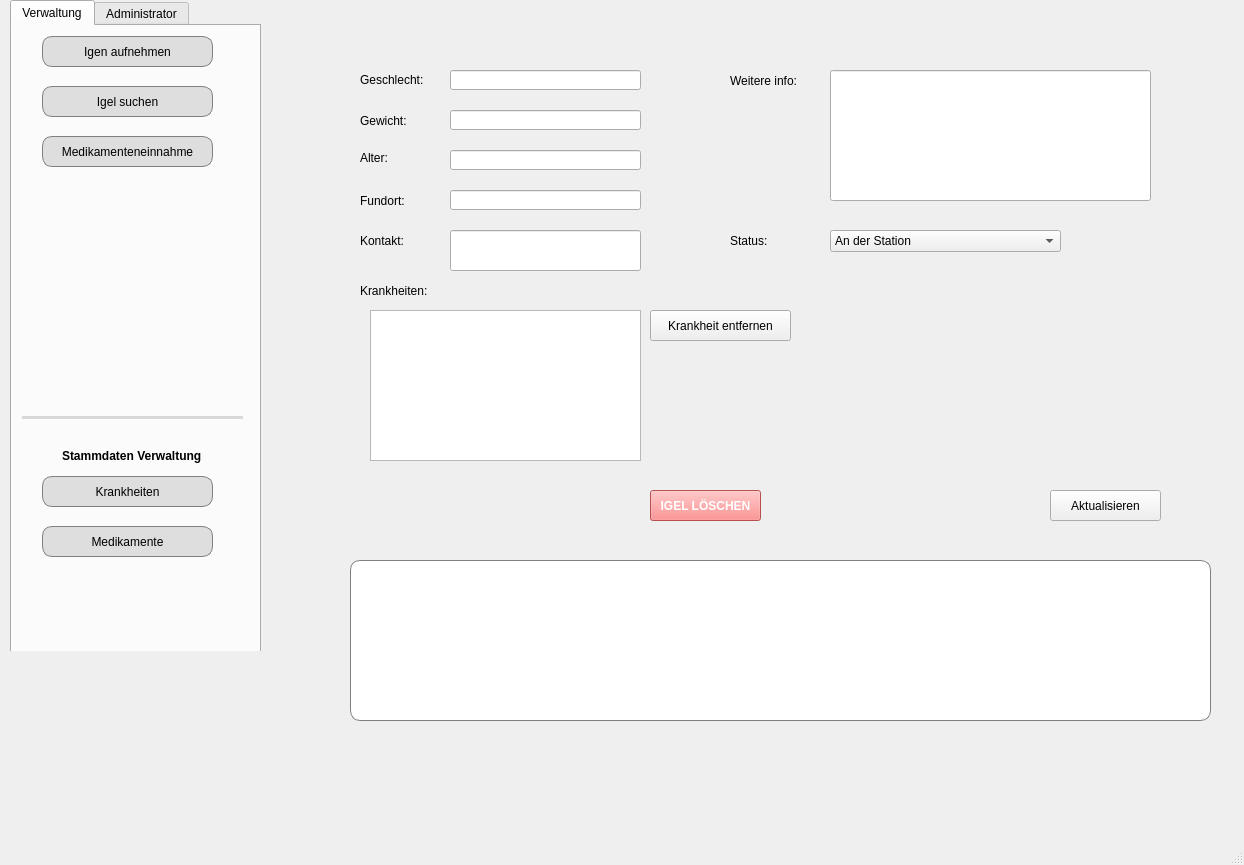
Old version of the form libary/hgalaxy.ui in the repository n1kozor/HedgehogGalaxy.
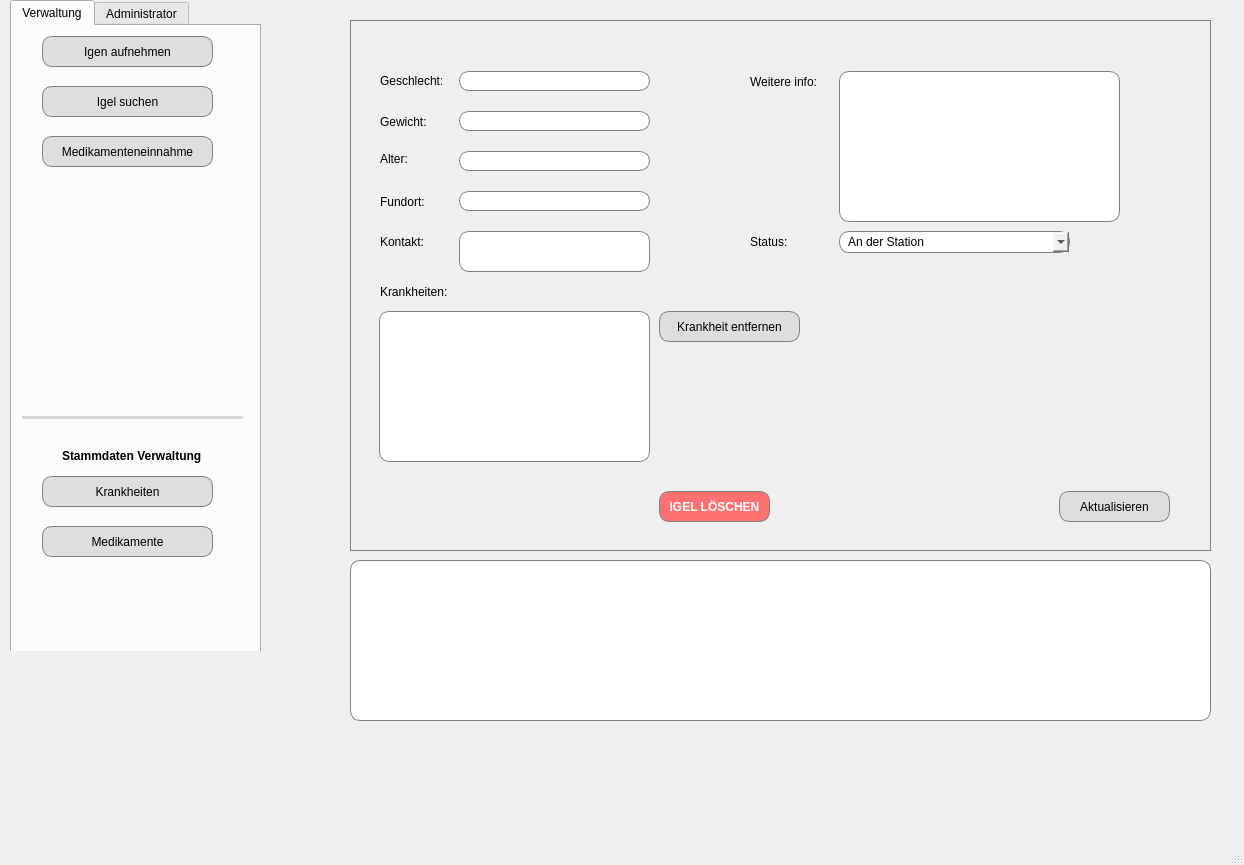
New version of the form. The open tabs and pages were chosen to show the change. Icons and pictures are not drawn.

Commit message: Description Inline FIX

Patch:
```diff
--- a/libary/hgalaxy.ui
+++ b/libary/hgalaxy.ui
@@ -84,6 +84,14 @@
 selection-background-color: darkgray;
 font-size: 12px;}
 QLineEdit:focus 
+
+QTextEdit{ 
+background-color:white;
+border: 1px solid gray;
+border-radius: 10px;
+padding: 0 8px;
+selection-background-color: darkgray;
+font-size: 12px;}
 </string>
     </property>
     <property name="frameShape">
@@ -1124,22 +1132,6 @@
        <set>Qt::AlignCenter</set>
       </property>
      </widget>
-     <widget class="QLineEdit" name="in_update_igel_description">
-      <property name="geometry">
-       <rect>
-        <x>480</x>
-        <y>50</y>
-        <width>321</width>
-        <height>131</height>
-       </rect>
-      </property>
-      <property name="alignment">
-       <set>Qt::AlignLeading|Qt::AlignLeft|Qt::AlignTop</set>
-      </property>
-      <property name="readOnly">
-       <bool>false</bool>
-      </property>
-     </widget>
      <widget class="QPushButton" name="btn_delete_igel">
       <property name="geometry">
        <rect>
@@ -1170,6 +1162,9 @@
         <height>151</height>
        </rect>
       </property>
+      <property name="wordWrap">
+       <bool>true</bool>
+      </property>
      </widget>
      <widget class="QLabel" name="label_26">
       <property name="geometry">
@@ -1251,6 +1246,24 @@
        <string>Krankheit entfernen</string>
       </property>
      </widget>
+     <widget class="QTextEdit" name="in_update_igel_description">
+      <property name="geometry">
+       <rect>
+        <x>480</x>
+        <y>50</y>
+        <width>281</width>
+        <height>151</height>
+       </rect>
+      </property>
+      <property name="styleSheet">
+       <string notr="true">background-color:white;
+border: 1px solid gray;
+border-radius: 10px;
+padding: 0 8px;
+selection-background-color: darkgray;
+font-size: 12px;</string>
+      </property>
+     </widget>
     </widget>
     <widget class="QWidget" name="page_medics_igel">
      <widget class="QPushButton" name="btn_query_all_igel_2">
```
Left out of the diff: 43 changed lines with no effect on the pictures. The commit also changes 4 other files.
